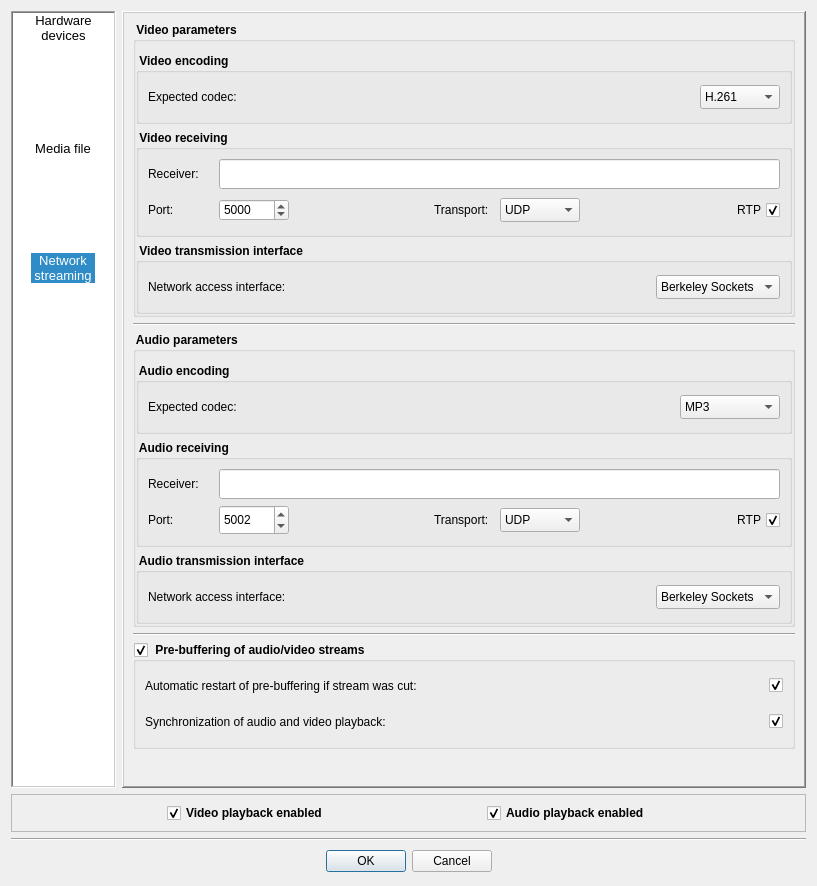
Old version of the form Homer/forms/Dialogs/OpenVideoAudioPreviewDialog.ui in the repository Homer-Conferencing/Homer-Conferencing.
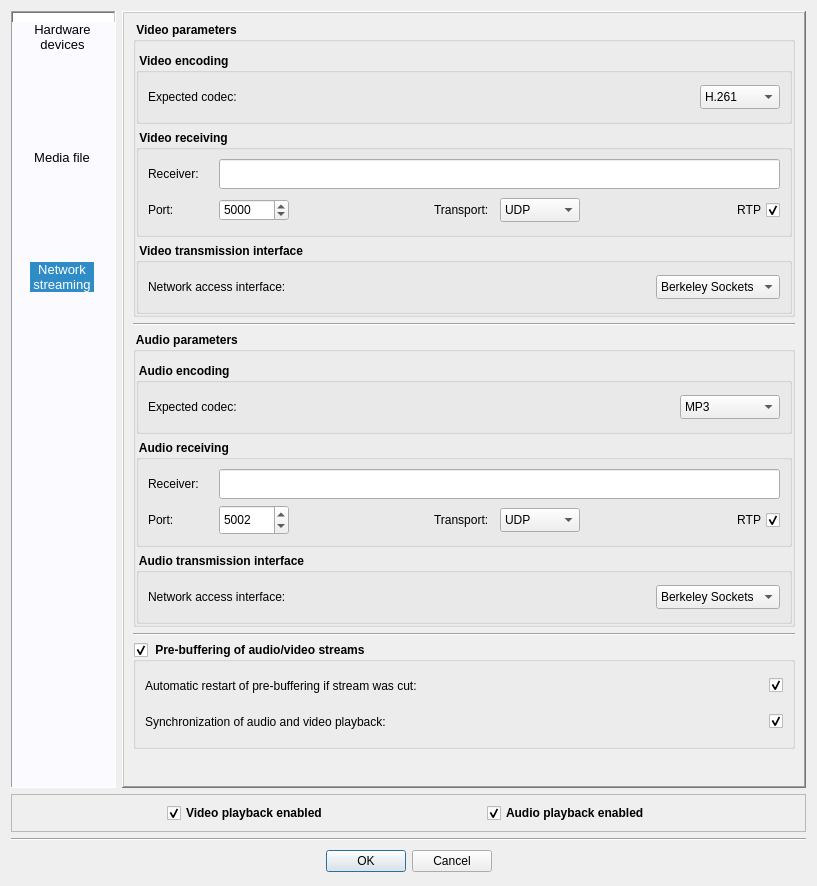
New version of the form. Icons and pictures are not drawn.

```diff
--- a/Homer/forms/Dialogs/OpenVideoAudioPreviewDialog.ui
+++ b/Homer/forms/Dialogs/OpenVideoAudioPreviewDialog.ui
@@ -1549,11 +1549,78 @@
          <height>16777215</height>
         </size>
        </property>
+       <property name="palette">
+        <palette>
+         <active>
+          <colorrole role="Base">
+           <brush brushstyle="SolidPattern">
+            <color alpha="255">
+             <red>250</red>
+             <green>250</green>
+             <blue>255</blue>
+            </color>
+           </brush>
+          </colorrole>
+          <colorrole role="Window">
+           <brush brushstyle="SolidPattern">
+            <color alpha="255">
+             <red>255</red>
+             <green>255</green>
+             <blue>255</blue>
+            </color>
+           </brush>
+          </colorrole>
+         </active>
+         <inactive>
+          <colorrole role="Base">
+           <brush brushstyle="SolidPattern">
+            <color alpha="255">
+             <red>250</red>
+             <green>250</green>
+             <blue>255</blue>
+            </color>
+           </brush>
+          </colorrole>
+          <colorrole role="Window">
+           <brush brushstyle="SolidPattern">
+            <color alpha="255">
+             <red>255</red>
+             <green>255</green>
+             <blue>255</blue>
+            </color>
+           </brush>
+          </colorrole>
+         </inactive>
+         <disabled>
+          <colorrole role="Base">
+           <brush brushstyle="SolidPattern">
+            <color alpha="255">
+             <red>255</red>
+             <green>255</green>
+             <blue>255</blue>
+            </color>
+           </brush>
+          </colorrole>
+          <colorrole role="Window">
+           <brush brushstyle="SolidPattern">
+            <color alpha="255">
+             <red>255</red>
+             <green>255</green>
+             <blue>255</blue>
+            </color>
+           </brush>
+          </colorrole>
+         </disabled>
+        </palette>
+       </property>
        <property name="font">
         <font>
          <pointsize>10</pointsize>
         </font>
        </property>
+       <property name="styleSheet">
+        <string notr="true">QListWidget { padding-top: 10px;}</string>
+       </property>
        <property name="frameShape">
         <enum>QFrame::WinPanel</enum>
        </property>
```
